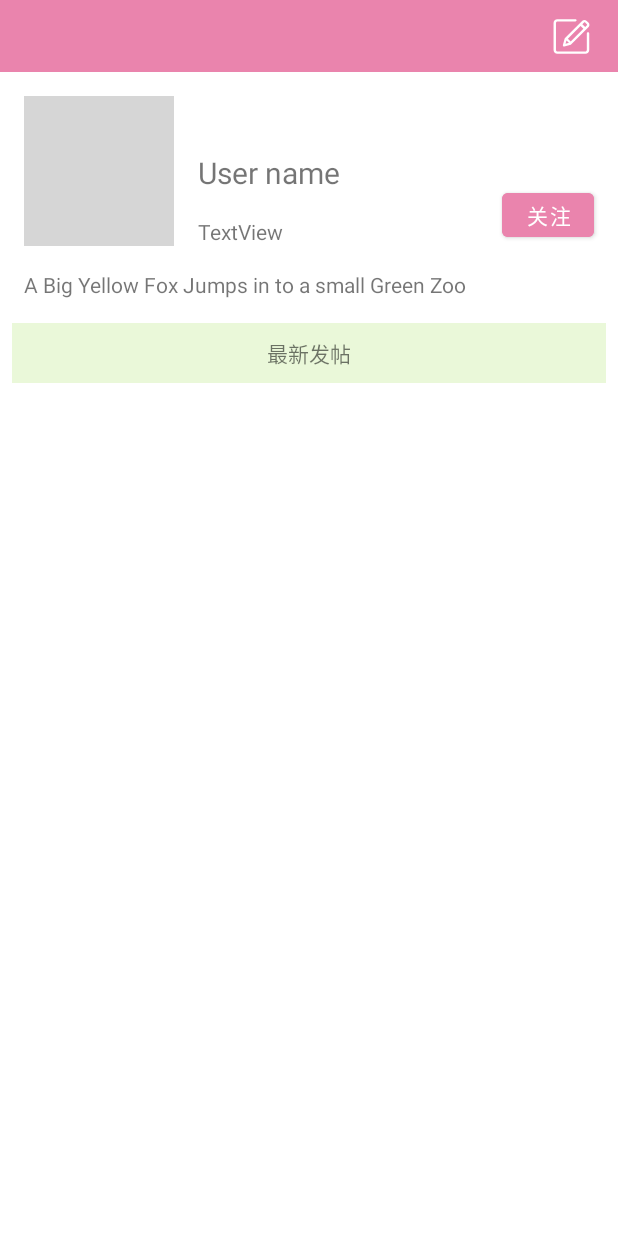
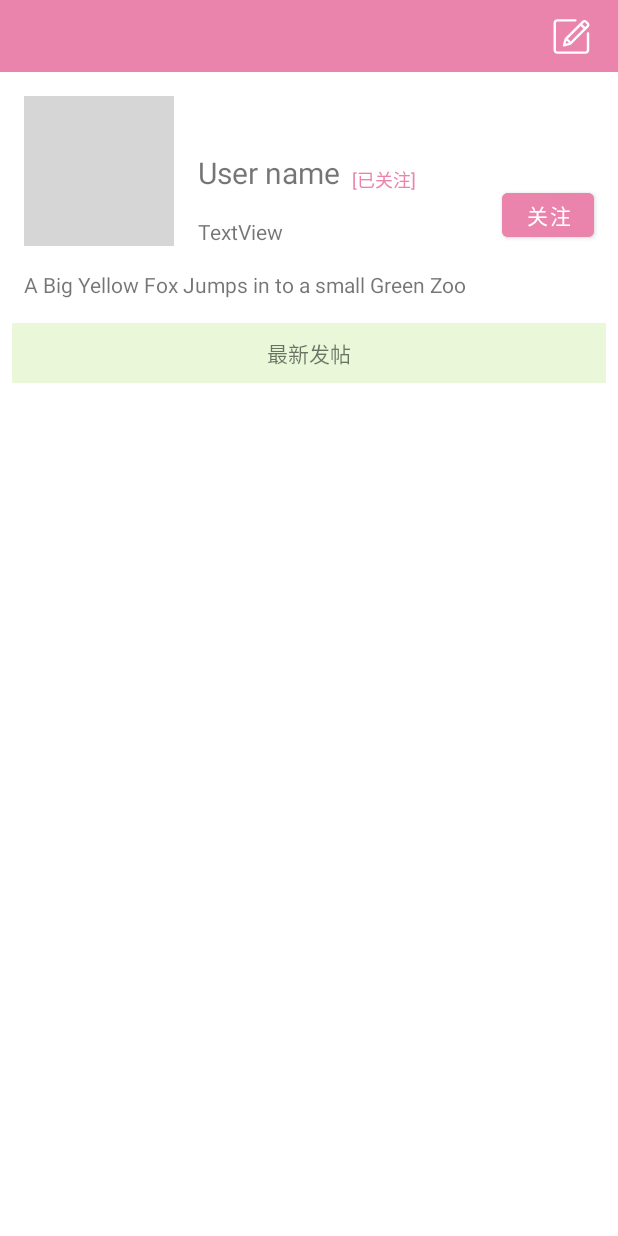
Before and after one commit to MoebiusMeow/Meiyou, an Android app: the layout fragment_user.xml on its own in the app's theme, with its tools: preview values and no code run, on a phone screen of 412 x 824 dp. Run offline under Robolectric (Android 15) with nearby library versions, the phone set to English and light mode, and no system bars; grey boxes are pictures that could not be loaded.

Commit message:
feat: user followed tag

```diff
--- a/app/src/main/java/com/example/meiyou/component/PostViewAdapter.java
+++ b/app/src/main/java/com/example/meiyou/component/PostViewAdapter.java
@@ -245,6 +245,9 @@ public class PostViewAdapter extends
             postCardBinding.postUserProfile.setOnClickListener(view -> {
                 clickedUserProfile.Onclick(postInfo.post.uid);
             });
+            postCardBinding.textFollowed2.setVisibility(
+                    postInfo.post.followed? View.VISIBLE:View.INVISIBLE
+            );
         }
 
         public void createAttachmentView(){
--- a/app/src/main/java/com/example/meiyou/fragment/UserFragment.java
+++ b/app/src/main/java/com/example/meiyou/fragment/UserFragment.java
@@ -157,6 +157,7 @@ public class UserFragment extends Fragment {
                     getActivity().getColor(R.color.pink_500)
                             , getActivity().getColor(R.color.pink_500)
             ));
+            binding.textFollowed.setVisibility(View.INVISIBLE);
         }
         else{
             binding.buttonFollow.setText("取消关注");
@@ -165,6 +166,7 @@ public class UserFragment extends Fragment {
                             getActivity().getColor(R.color.gray_100)
                             , getActivity().getColor(R.color.gray_200)
                     ));
+            binding.textFollowed.setVisibility(View.VISIBLE);
         }
     }
 }
--- a/app/src/main/java/com/example/meiyou/model/Post.java
+++ b/app/src/main/java/com/example/meiyou/model/Post.java
@@ -39,6 +39,7 @@ public class Post extends NetworkBasic implements Serializable {
     public int n_reply = 0;
     public int profile_id = -1;
     public Uri userProfileUri = null;
+    public boolean followed = false;
     public static final int TYPE_POST = 0, TYPE_REPLY = 1, TYPE_HEAD_POST = 2;
     public int type = TYPE_POST;
 
@@ -69,6 +70,7 @@ public class Post extends NetworkBasic implements Serializable {
         this.username = postObj.getString("username");
         this.uid = postObj.getInt("uid");
         this.datetime = postObj.getString("datetime");
+        this.followed = postObj.getBoolean("followed");
         try{
             this.pos = postObj.getString("pos");
             if(this.pos.equals("null")) this.pos = null;
--- a/app/src/main/res/layout/fragment_user.xml
+++ b/app/src/main/res/layout/fragment_user.xml
@@ -155,6 +155,17 @@
             app:layout_constraintStart_toStartOf="parent"
             app:layout_constraintTop_toBottomOf="@+id/constraintLayout3" />
 
+        <TextView
+            android:id="@+id/textFollowed"
+            android:layout_width="wrap_content"
+            android:layout_height="wrap_content"
+            android:layout_marginStart="8dp"
+            android:text="[已关注]"
+            android:textColor="@color/pink_500"
+            android:textSize="12sp"
+            app:layout_constraintBottom_toBottomOf="@+id/textUserpageName"
+            app:layout_constraintStart_toEndOf="@+id/textUserpageName" />
+
     </androidx.constraintlayout.widget.ConstraintLayout>
 
 </androidx.constraintlayout.widget.ConstraintLayout>
```
Also changed, not shown: app/src/main/res/layout/component_postcard.xml (+12 -0 lines).
